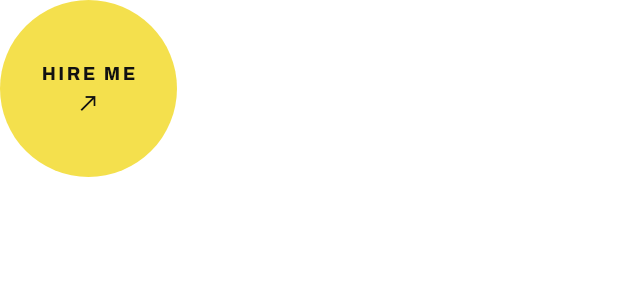
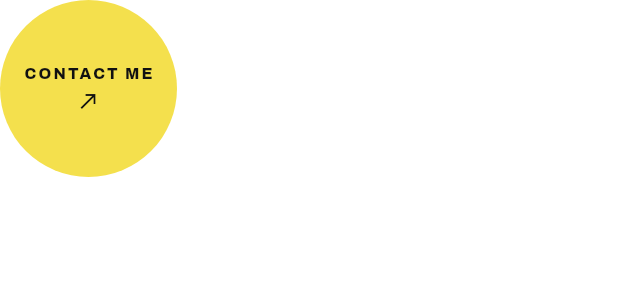
Before and after one commit to ConnorDykes/portfolio_website, a Flutter app: the _HireMeCircle widget shown alone on an empty page, opened directly, on a phone screen of 412 x 824 dp. Shown: the top 300 px of the screen. Run offline on Flutter 3.47's test engine with Material 3 defaults, Android fonts, the phone set to English and light mode, and no system bars; our stand-ins replace font_awesome_flutter, google_fonts; missing offline and left inert: dart:html, enhance_stepper.

Commit message:
Rename Hire Me buttons to Contact Me
Co-Authored-By: Claude Fable 5 <noreply@anthropic.com>

```diff
--- a/lib/designs/ref1_bluepop/home_page.dart
+++ b/lib/designs/ref1_bluepop/home_page.dart
@@ -155,7 +155,7 @@ class _Hero extends StatelessWidget {
             const Spacer(),
           ],
           YellowPill(
-            label: 'Hire Me',
+            label: 'Contact Me',
             fontSize: 11,
             padding: const EdgeInsets.symmetric(horizontal: 20, vertical: 11),
             onTap: () => bpLaunch('mailto:${PortfolioData.email}'),
@@ -1038,9 +1038,9 @@ class _HireMeCircleState extends State<_HireMeCircle> {
           child: Column(
             mainAxisAlignment: MainAxisAlignment.center,
             children: [
-              Text('HIRE ME',
+              Text('CONTACT ME',
                   style:
-                      bpLabel(12, color: _hover ? BP.yellow : BP.ink)),
+                      bpLabel(10.5, color: _hover ? BP.yellow : BP.ink)),
               const SizedBox(height: 4),
               Icon(Icons.north_east,
                   size: 16, color: _hover ? BP.yellow : BP.ink),
```
